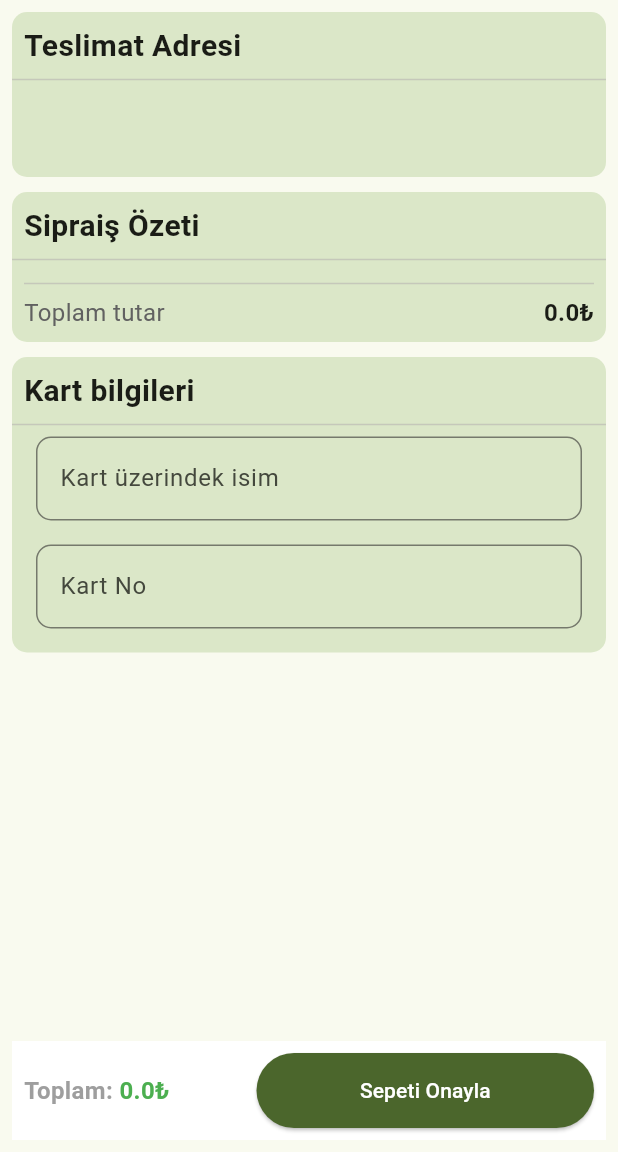
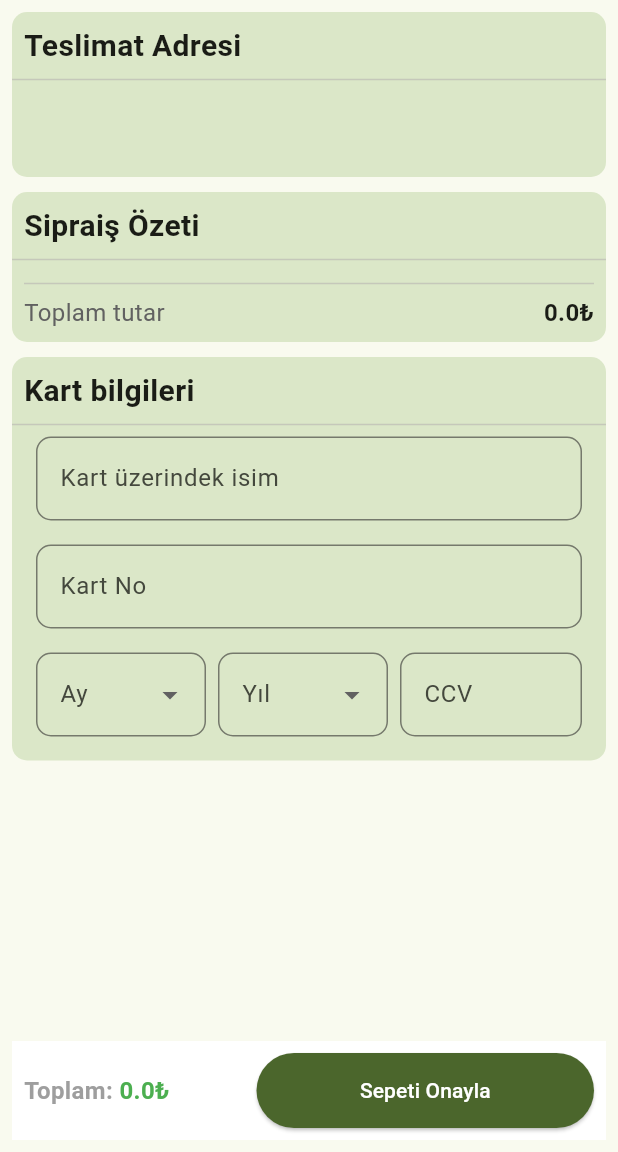
Before and after one commit to omerfaruksomay/zeydal_ecom, a Flutter app: the CheckoutPage screen opened directly with empty values, after a tap on "Sepeti Onayla", on a phone screen of 412 x 824 dp, the part 84-1236 px from its top. Run offline on Flutter 3.47's test engine with Material 3 defaults, Android fonts, the phone set to English and light mode, and no system bars; our stand-ins replace awesome_snackbar_content, flutter_animate, flutter_secure_storage; accounts and stored records are empty.

Commit message:
checkout page editted

```diff
--- a/lib/view/main_pages/bag_page/checkout_page.dart
+++ b/lib/view/main_pages/bag_page/checkout_page.dart
@@ -13,9 +13,10 @@ class CheckoutPage extends StatelessWidget {
 
   final Cart cart;
   final double totalAmount;
-  final TextEditingController _cartNumController = TextEditingController();
-  final TextEditingController _cartOwnerNameController =
+  final TextEditingController _cardNumController = TextEditingController();
+  final TextEditingController _cardOwnerNameController =
       TextEditingController();
+  final TextEditingController _ccvController = TextEditingController();
 
   @override
   Widget build(BuildContext context) {
@@ -43,6 +44,9 @@ class CheckoutPage extends StatelessWidget {
                           _buildCartInfoSection(context),
                           const SizedBox(height: 10),
                           _buildCardInfo(context),
+                          SizedBox(
+                            height: 100,
+                          )
                         ],
                       ),
                     ),
@@ -84,7 +88,7 @@ class CheckoutPage extends StatelessWidget {
           Padding(
             padding: const EdgeInsets.only(left: 16, right: 16, bottom: 16),
             child: CustomTextField(
-                controller: _cartOwnerNameController,
+                controller: _cardOwnerNameController,
                 label: "Kart üzerindek isim",
                 keyboardType: TextInputType.number),
           ),
@@ -95,11 +99,84 @@ class CheckoutPage extends StatelessWidget {
               bottom: 16,
             ),
             child: CustomTextField(
-                controller: _cartNumController,
+                controller: _cardNumController,
                 label: "Kart No",
                 keyboardType: TextInputType.number),
           ),
+          Padding(
+            padding: const EdgeInsets.only(left: 16, right: 16, bottom: 16),
+            child: Row(
+              children: [
+                Expanded(child: _buildExpireMonthDropDown(context)),
+                Expanded(child: _buildExpireYearDropDown(context)),
+                Expanded(
+                  child: CustomTextField(
+                      controller: _ccvController,
+                      label: "CCV",
+                      keyboardType: TextInputType.number),
+                ),
+              ],
+            ),
+          ),
         ],
+      ),
+    );
+  }
+
+  Widget _buildExpireMonthDropDown(BuildContext context) {
+    CheckoutPageViewModel viewModel = Provider.of(context, listen: false);
+    return Padding(
+      padding: const EdgeInsets.only(right: 8),
+      child: DropdownButtonFormField(
+        decoration: InputDecoration(
+          labelText: 'Ay',
+          focusedBorder: OutlineInputBorder(
+            borderSide:
+                BorderSide(color: Theme.of(context).colorScheme.primary),
+            borderRadius: BorderRadius.circular(10.0),
+          ),
+          border: OutlineInputBorder(
+            borderRadius: BorderRadius.circular(10.0),
+          ),
+        ),
+        items: viewModel.months
+            .map<DropdownMenuItem>((String value) => DropdownMenuItem(
+                  value: value,
+                  child: Text(value),
+                ))
+            .toList(),
+        onChanged: (value) {
+          viewModel.monthDropDownOnChange(value);
+        },
+      ),
+    );
+  }
+
+  Widget _buildExpireYearDropDown(BuildContext context) {
+    CheckoutPageViewModel viewModel = Provider.of(context, listen: false);
+    return Padding(
+      padding: const EdgeInsets.only(right: 8),
+      child: DropdownButtonFormField(
+        decoration: InputDecoration(
+          labelText: 'Yıl',
+          focusedBorder: OutlineInputBorder(
+            borderSide:
+                BorderSide(color: Theme.of(context).colorScheme.primary),
+            borderRadius: BorderRadius.circular(10.0),
+          ),
+          border: OutlineInputBorder(
+            borderRadius: BorderRadius.circular(10.0),
+          ),
+        ),
+        items: viewModel.years
+            .map<DropdownMenuItem>((String value) => DropdownMenuItem(
+                  value: value,
+                  child: Text(value),
+                ))
+            .toList(),
+        onChanged: (value) {
+          viewModel.yearDropDownOnChange(value);
+        },
       ),
     );
   }
@@ -138,7 +215,15 @@ class CheckoutPage extends StatelessWidget {
             minWidth: 225,
             minHeight: 50,
             onPressed: () {
-              viewModel.processPayment(cart.id);
+              viewModel.processPayment(
+                cart,
+                cart.id,
+                _cardOwnerNameController.text,
+                _cardNumController.text,
+                viewModel.selectedValueMonth!,
+                viewModel.selectedValueYear!,
+                _ccvController.text,
+              );
             },
           ),
         ],
--- a/lib/view_model/auth/register_view_model.dart
+++ b/lib/view_model/auth/register_view_model.dart
@@ -12,7 +12,6 @@ class RegisterViewModel with ChangeNotifier {
   String? _selectedValueCity;
 
   String? get selectedValueCity => _selectedValueCity;
-
   String? get selectedValueCountry => _selectedValueCountry;
 
   final List<String> countries = [
--- a/lib/view_model/main_pages/bag_page/checkout_page_view_model.dart
+++ b/lib/view_model/main_pages/bag_page/checkout_page_view_model.dart
@@ -2,6 +2,7 @@ import 'dart:convert';
 import 'package:http/http.dart' as http;
 import 'package:flutter/material.dart';
 import 'package:zeydal_ecom/data/api_constants/api_constants.dart';
+import 'package:zeydal_ecom/data/model/cart.dart';
 
 import '../../../data/local_storage/storage.dart';
 import '../../../data/model/user.dart';
@@ -9,6 +10,53 @@ import '../../../data/model/user.dart';
 class CheckoutPageViewModel with ChangeNotifier {
   final _storage = Storage();
   User? userData;
+  String? _selectedValueMonth;
+  String? _selectedValueYear;
+
+  String? get selectedValueMonth => _selectedValueMonth;
+
+  String? get selectedValueYear => _selectedValueYear;
+
+  final List<String> months = [
+    "1",
+    "2",
+    "3",
+    "4",
+    "5",
+    "6",
+    "7",
+    "8",
+    "9",
+    "10",
+    "11",
+    "12",
+  ];
+  final List<String> years = [
+    "2024",
+    "2025",
+    "2026",
+    "2027",
+    "2028",
+    "2029",
+    "2030",
+    "2031",
+    "2032",
+    "2033",
+    "2034",
+    "2035",
+    "2036",
+    "2037",
+    "2038",
+    "2039",
+  ];
+
+  void monthDropDownOnChange(String? newValue) {
+    _selectedValueMonth = newValue;
+  }
+
+  void yearDropDownOnChange(String? newValue) {
+    _selectedValueYear = newValue;
+  }
 
   CheckoutPageViewModel() {
     WidgetsBinding.instance.addPostFrameCallback((timeStamp) {
@@ -26,17 +74,18 @@ class CheckoutPageViewModel with ChangeNotifier {
     }
   }
 
-  Future<void> processPayment(String cartId) async {
+  Future<void> processPayment(Cart? cart, String cartId, String name, String cardNum,
+      String expireMonth, String expireYear, String ccv) async {
     final url = Uri.parse(
         '${ApiConstants.checkout}/$cartId/with-new-card'); // Replace with your backend URL
     final String token = await _storage.readSecureData('user_token');
 
     Map<String, dynamic> card = {
-      "cardHolderName": "Ahmed Tayyib Kaya",
-      "cardNumber": "5168880000000002",
-      "expireMonth": "12",
-      "expireYear": "2030",
-      "cvc": "123",
+      "cardHolderName": name,
+      "cardNumber": cardNum,
+      "expireMonth": expireMonth,
+      "expireYear": expireYear,
+      "cvc": ccv,
     };
 
     // Create the data payload
@@ -56,7 +105,8 @@ class CheckoutPageViewModel with ChangeNotifier {
     if (response.statusCode == 200) {
       print('Payment successful');
       print('Response: ${response.body}');
-
+      cart = null;
+      notifyListeners();
     } else {
       print('Failed to process payment');
       print('Status Code: ${response.statusCode}');
```
Also changed, not shown: lib/main.dart (+6 -4 lines). Lines whose indentation alone changed are shown as unchanged.
